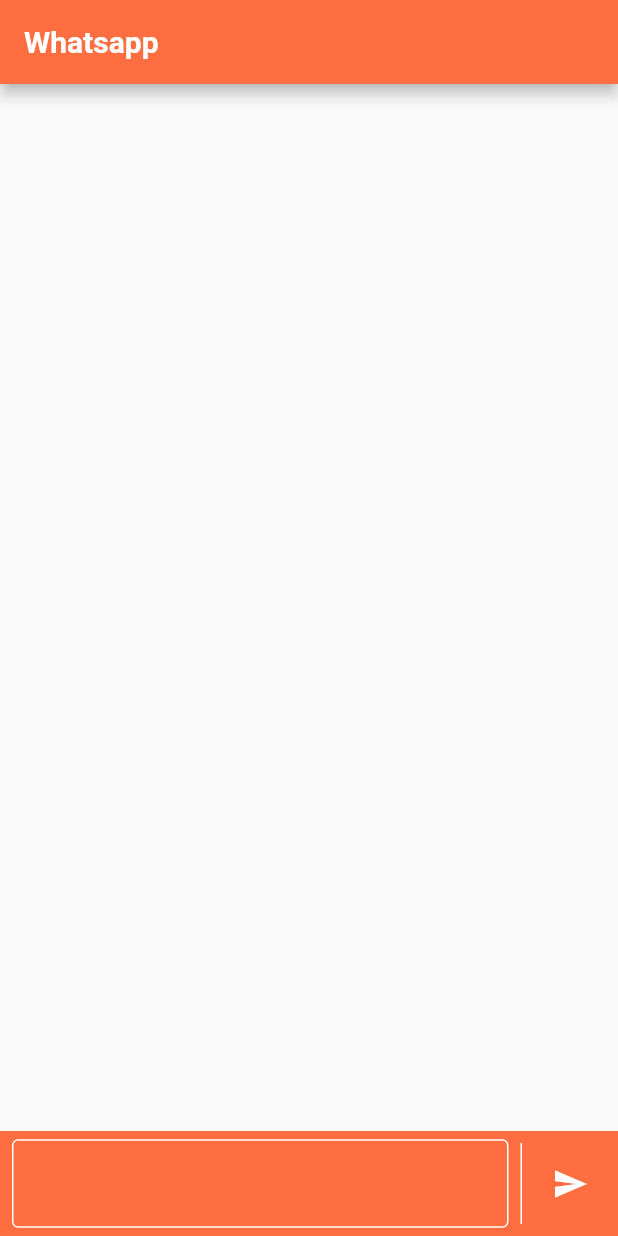
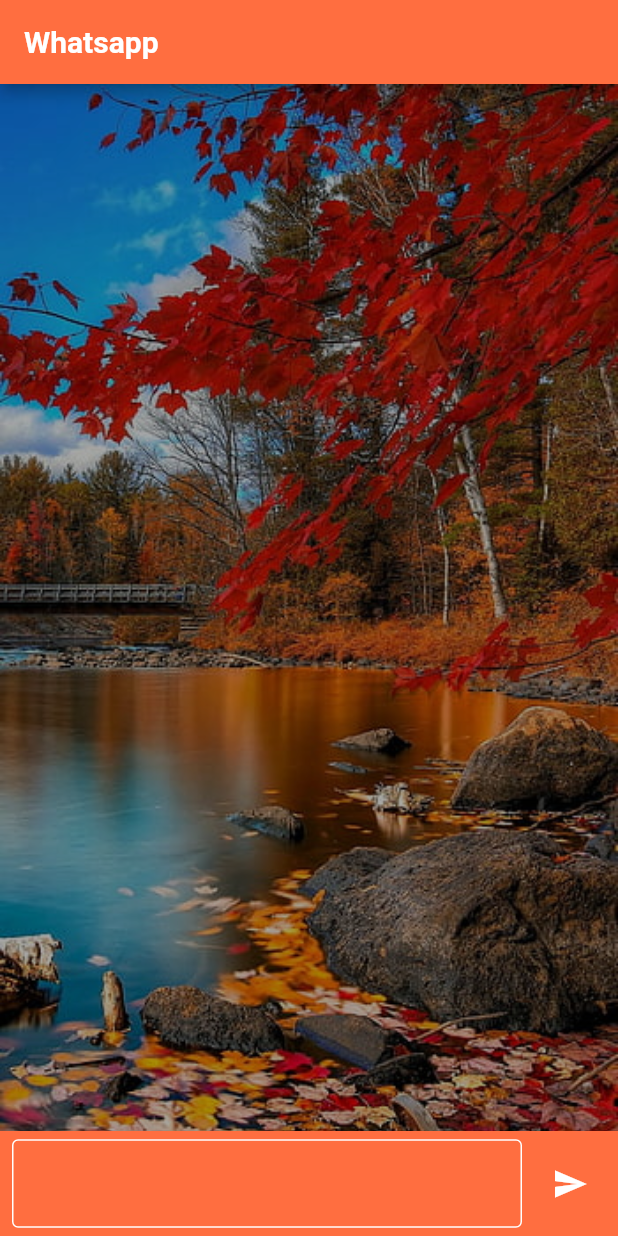
Before and after one commit to aboud-masoud/chat-app, a Flutter app: the screen it shows after launch, on a phone screen of 412 x 824 dp. Run offline on Flutter 3.47's test engine with Material 2 defaults, Android fonts, the phone set to English and light mode, and no system bars.

```diff
--- a/lib/home_screen.dart
+++ b/lib/home_screen.dart
@@ -16,6 +16,7 @@ class _HomeScreenState extends State<HomeScreen> {
   @override
   Widget build(BuildContext context) {
     return Scaffold(
+      backgroundColor: Colors.orange[50],
       appBar: AppBar(
         backgroundColor: Colors.deepOrangeAccent,
         title: const Text(
@@ -23,7 +24,20 @@ class _HomeScreenState extends State<HomeScreen> {
           style: TextStyle(fontSize: 20, fontWeight: FontWeight.bold),
         ),
       ),
-      body: GestureDetector(
+      body: Stack(
+        children: [
+          Image.asset(
+            "assets/background.jpg",
+            height: MediaQuery.of(context).size.height,
+            width: MediaQuery.of(context).size.width,
+            fit: BoxFit.fill,
+          ),
+          Container(
+            height: MediaQuery.of(context).size.height,
+            width: MediaQuery.of(context).size.width,
+            color: const Color.fromARGB(87, 0, 0, 0),
+          ),
+          GestureDetector(
             onTap: () {
               FocusManager.instance.primaryFocus?.unfocus();
             },
@@ -68,6 +82,8 @@ class _HomeScreenState extends State<HomeScreen> {
               ),
             ),
           ),
+        ],
+      ),
     );
   }
 }
--- a/lib/main.dart
+++ b/lib/main.dart
@@ -11,6 +11,7 @@ class MyApp extends StatelessWidget {
   @override
   Widget build(BuildContext context) {
     return const MaterialApp(
+      debugShowCheckedModeBanner: false,
       home: HomeScreen(),
     );
   }
--- a/lib/widgets/send_message_view.dart
+++ b/lib/widgets/send_message_view.dart
@@ -26,14 +26,9 @@ class SendMessageView extends StatelessWidget {
                 ),
                 border: OutlineInputBorder(),
               ),
-          )),
-          Padding(
-            padding: const EdgeInsets.all(8.0),
-            child: Container(
-              width: 1,
-              color: Colors.white,
             ),
           ),
+          const SizedBox(width: 8),
           IconButton(
             onPressed: () {
               if (messageController.text.isNotEmpty) {
--- a/pubspec.yaml
+++ b/pubspec.yaml
@@ -60,8 +60,8 @@ flutter:
   uses-material-design: true
 
   # To add assets to your application, add an assets section, like this:
-  # assets:
-  #   - images/a_dot_burr.jpeg
+  assets:
+    - assets/
   #   - images/a_dot_ham.jpeg
 
   # An image asset can refer to one or more resolution-specific "variants", see
```
Also changed, not shown: assets/background.jpg (added). Lines whose indentation alone changed are shown as unchanged.
